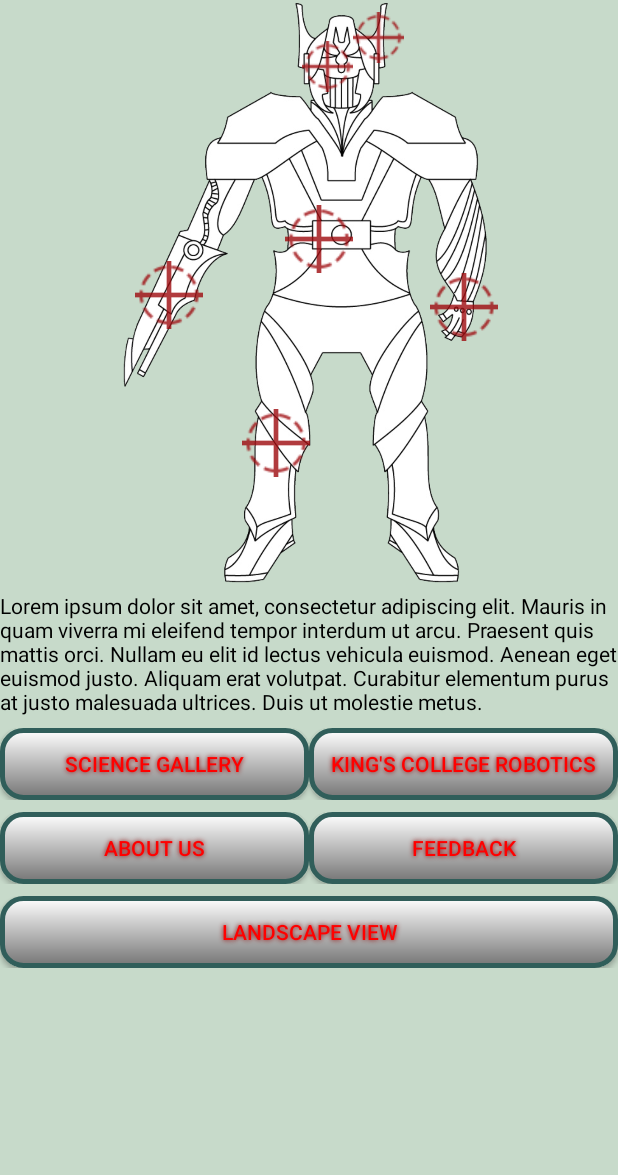
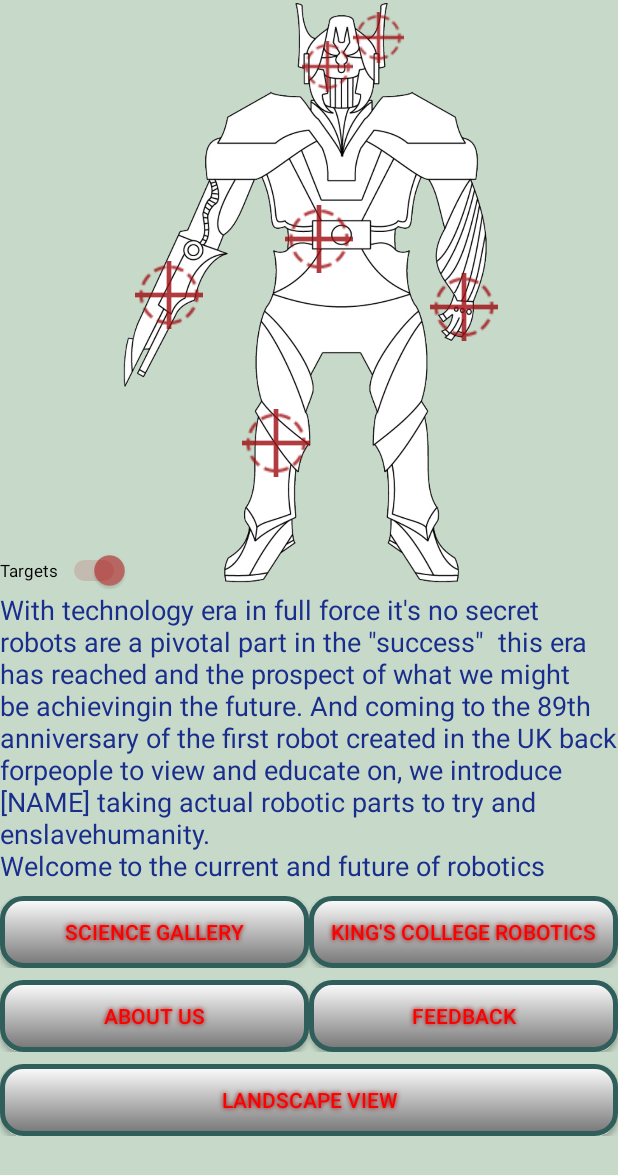
Before and after one commit to maheshuk31/KillerRobotApplication, an Android app: the screen it shows after launch (MainActivity), on a phone screen of 412 x 824 dp. Shown: the top 1175 px of the screen. Run offline under Robolectric (Android 15) with nearby library versions, the phone set to English and light mode, and no system bars.

Commit message:
Added a toggle switch for the targets, added the main page text

```diff
--- a/app/src/main/java/com/example/maheshuk31/killerrobotapplication/MainActivity.java
+++ b/app/src/main/java/com/example/maheshuk31/killerrobotapplication/MainActivity.java
@@ -14,13 +14,16 @@ import android.view.View;
 import android.view.Menu;
 import android.view.MenuItem;
 import android.widget.Button;
+import android.widget.CompoundButton;
 import android.widget.ImageButton;
 import android.widget.ImageView;
+import android.widget.Switch;
 import android.widget.TextView;
 
 public class MainActivity extends AppCompatActivity{
 
     private ImageView imgRobot;
+    private Switch switchTarget;
     private TextView txtIntroduction;
     private Button btnFeedback, btnAboutUs, btnScienceGallery, btnKingsRobotics;
     private ImageButton imgBtnAntenna, imgBtnScanner, imgBtnPowerCore, imgBtnLaser, imgBtnLeg, imgBtnHand;
@@ -34,6 +37,13 @@ public class MainActivity extends AppCompatActivity{
 
 
         txtIntroduction = (TextView) findViewById(R.id.txtIntroduction);
+        txtIntroduction.setText("With technology era in full force it's no secret robots are a pivotal part " +
+                "in the \"success\"  this era has reached and the prospect of what we might be achieving" +
+                "in the future. And coming to the 89th anniversary of the first robot created in the UK back for" +
+                "people to view and educate on, we introduce [NAME] taking actual robotic parts to try and enslave" +
+                "humanity. "
+                 + "\n" +
+                "Welcome to the current and future of robotics");
 
         imgBtnAntenna = (ImageButton) findViewById(R.id.imgBtnAntenna);
         imgBtnAntenna.setOnClickListener(new View.OnClickListener() {
@@ -128,6 +138,21 @@ public class MainActivity extends AppCompatActivity{
             }
         });
 
+        switchTarget = (Switch) findViewById(R.id.switchTargets);
+        switchTarget.setOnCheckedChangeListener(new CompoundButton.OnCheckedChangeListener() {
+            @Override
+            public void onCheckedChanged(CompoundButton buttonView, boolean isChecked) {
+                if(isChecked==true){
+                    imgBtnAntenna.setAlpha(0.8f);imgBtnHand.setAlpha(0.8f);imgBtnLaser.setAlpha(0.8f);
+                    imgBtnLeg.setAlpha(0.8f);imgBtnPowerCore.setAlpha(0.8f);imgBtnScanner.setAlpha(0.8f);
+                }
+                else if(isChecked==false){
+                    imgBtnAntenna.setAlpha(0f);imgBtnHand.setAlpha(0f);imgBtnLaser.setAlpha(0f);
+                    imgBtnLeg.setAlpha(0f);imgBtnPowerCore.setAlpha(0f);imgBtnScanner.setAlpha(0f);
+                }
+            }
+        });
+
 
     }
 
--- a/app/src/main/res/layout/content_main.xml
+++ b/app/src/main/res/layout/content_main.xml
@@ -111,6 +111,16 @@
                         android:layout_toStartOf="@+id/imgBtnAntenna"
                         android:alpha="0.8" />
 
+                    <Switch
+                        android:text="Targets"
+                        android:layout_width="wrap_content"
+                        android:layout_height="wrap_content"
+                        android:textSize="11dp"
+                        android:checked="true"
+                        android:id="@+id/switchTargets"
+                        android:layout_alignParentBottom="true"
+                        android:layout_alignParentStart="true" />
+
                 </RelativeLayout>
 
             </LinearLayout>
@@ -119,8 +129,9 @@
                 android:id="@+id/txtIntroduction"
                 android:layout_width="match_parent"
                 android:layout_height="match_parent"
+                android:textSize="18dp"
                 android:text="Lorem ipsum dolor sit amet, consectetur adipiscing elit. Mauris in quam viverra mi eleifend tempor interdum ut arcu. Praesent quis mattis orci. Nullam eu elit id lectus vehicula euismod. Aenean eget euismod justo. Aliquam erat volutpat. Curabitur elementum purus at justo malesuada ultrices. Duis ut molestie metus. "
-                android:textColor="#000000" />
+                android:textColor="#192e8c" />
 
             <TableLayout
                 android:layout_width="match_parent"
```
Also changed, not shown: app/src/main/res/layout/content_antenna.xml (+13 -6 lines).
